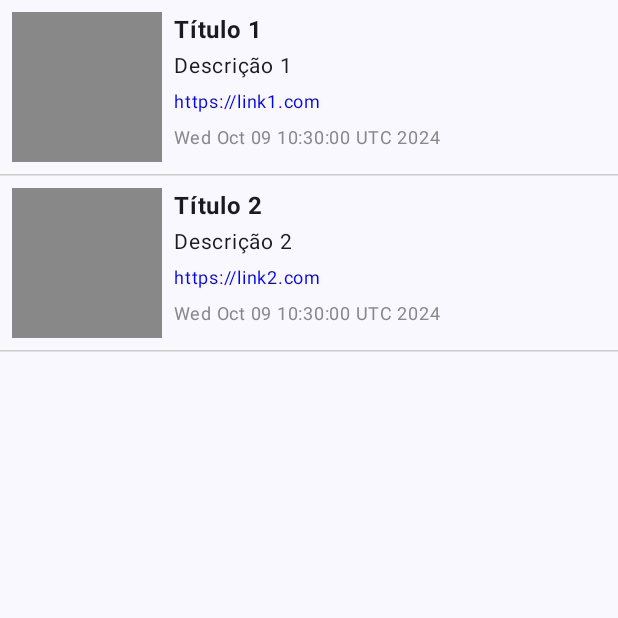
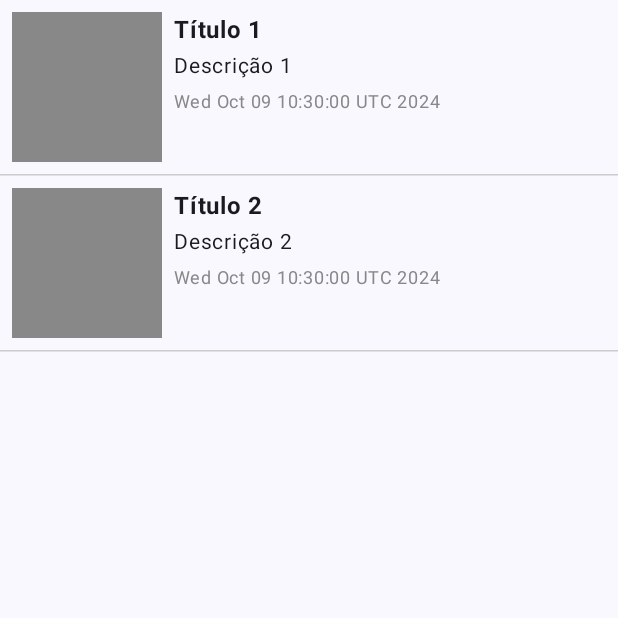
Before and after one commit to Jucasix/DJPM, an Android app built with Jetpack Compose: the screen it shows after launch (MainActivity), on a phone screen of 412 x 824 dp, the top half of it. Run offline under Robolectric (Android 15) with nearby library versions, the phone set to English and light mode, and no system bars.

Commit message:
new update row file

```diff
--- a/DailyNews/app/src/main/java/ipca/example/dailynews/models/Article.kt
+++ b/DailyNews/app/src/main/java/ipca/example/dailynews/models/Article.kt
@@ -9,5 +9,4 @@ class Article (var title: String? = null,
                var url: String? = null,
                var publishedAt: Date? = null) {
 
-
 }
--- a/DailyNews/app/src/main/java/ipca/example/dailynews/ui/HomeView.kt
+++ b/DailyNews/app/src/main/java/ipca/example/dailynews/ui/HomeView.kt
@@ -1,29 +1,16 @@
 package ipca.example.dailynews.ui
 
-import androidx.compose.foundation.background
-import androidx.compose.foundation.layout.Box
-import androidx.compose.foundation.layout.Column
-import androidx.compose.foundation.layout.Row
-import androidx.compose.foundation.layout.Spacer
-import androidx.compose.foundation.layout.fillMaxWidth
-import androidx.compose.foundation.layout.padding
-import androidx.compose.foundation.layout.size
-import androidx.compose.foundation.layout.width
 import androidx.compose.foundation.lazy.LazyColumn
 import androidx.compose.foundation.lazy.itemsIndexed
 import androidx.compose.material3.HorizontalDivider
-import androidx.compose.material3.Text
 import androidx.compose.runtime.Composable
 import androidx.compose.ui.Modifier
 import androidx.compose.ui.graphics.Color
-import androidx.compose.ui.text.font.FontWeight
 import androidx.compose.ui.tooling.preview.Preview
 import androidx.compose.ui.unit.dp
-import androidx.compose.ui.unit.sp
 import ipca.example.dailynews.models.Article
 import ipca.example.dailynews.ui.theme.DailyNewsTheme
 import java.util.Date
-
 
 @Composable
 fun HomeView(modifier: Modifier = Modifier) {
@@ -36,7 +23,7 @@ fun HomeView(modifier: Modifier = Modifier) {
             "https://link1.com",
             Date()
         ),
-        Article(
+       Article(
             "Título 2",
             "Descrição 2",
             "Imagem 2",
@@ -47,34 +34,12 @@ fun HomeView(modifier: Modifier = Modifier) {
 
     LazyColumn(modifier = modifier) {
         itemsIndexed(articles) { _, article ->
-
-            Row(
-                modifier = Modifier
-                    .fillMaxWidth()
-                    .padding(8.dp)
-            ) {
-                // Coloca a imagem numa das colunas
-                 Box(
-                    modifier = Modifier
-                        .size(100.dp)
-                        .background(Color.Gray)
-                )
-
-                Spacer(modifier = Modifier.width(8.dp))
-
-                // Coloca os textos na outra coluna
-                Column {
-                    Text(text = article.title ?: "Sem Título", fontWeight = FontWeight.Bold, fontSize = 16.sp)
-                    Text(text = article.description ?: "Sem Descrição", fontSize = 14.sp)
-                    Text(text = article.url ?: "Sem URL", fontSize = 12.sp, color = Color.Blue)
-                    Text(text = article.publishedAt.toString(), fontSize = 12.sp, color = Color.Gray)
-                }
-            }
-
-            HorizontalDivider(color = Color.LightGray)
+            RowArticle(article = article) // Chama a função RowArticle
+            HorizontalDivider(thickness = 1.dp, color = Color.LightGray)
         }
     }
 }
+
 
 
 @Preview(showBackground = true)
--- /dev/null
+++ b/DailyNews/app/src/main/java/ipca/example/dailynews/ui/RowArticle.kt
@@ -0,0 +1,37 @@
+package ipca.example.dailynews.ui
+
+import androidx.compose.foundation.background
+import androidx.compose.foundation.layout.*
+import androidx.compose.material3.Text
+import androidx.compose.runtime.Composable
+import androidx.compose.ui.Modifier
+import androidx.compose.ui.graphics.Color
+import androidx.compose.ui.text.font.FontWeight
+import androidx.compose.ui.unit.dp
+import androidx.compose.ui.unit.sp
+import ipca.example.dailynews.models.Article
+
+@Composable
+fun RowArticle(article: Article) {
+    Row(
+        modifier = Modifier
+            .fillMaxWidth()
+            .padding(8.dp)
+    ) {
+        // Coloca a imagem numa das colunas
+        Box(
+            modifier = Modifier
+                .size(100.dp)
+                .background(Color.Gray)
+        )
+
+        Spacer(modifier = Modifier.width(8.dp))
+
+        // Coloca os textos na outra coluna
+        Column {
+            Text(text = article.title ?: "Sem Título", fontWeight = FontWeight.Bold, fontSize = 16.sp)
+            Text(text = article.description ?: "Sem Descrição", fontSize = 14.sp)
+            Text(text = article.publishedAt.toString(), fontSize = 12.sp, color = Color.Gray)
+        }
+    }
+}
```
